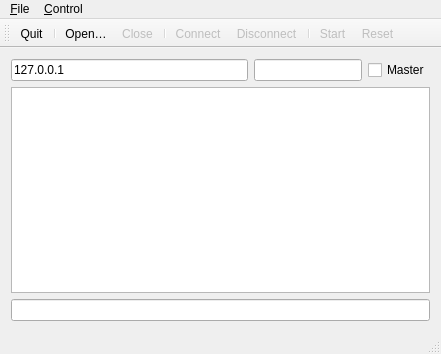
First picture: the form in mainwindow.ui, repository rriemann/privacy-amplification, before the edit.
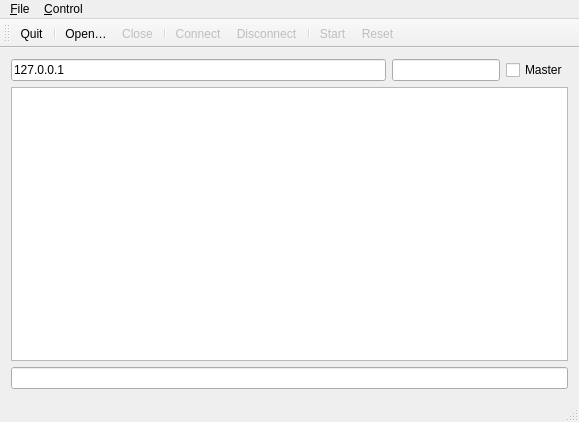
Second picture: the form after the edit. Icons and pictures are not drawn.

Patch:
```diff
--- a/mainwindow.ui
+++ b/mainwindow.ui
@@ -6,8 +6,8 @@
    <rect>
     <x>0</x>
     <y>0</y>
-    <width>441</width>
-    <height>354</height>
+    <width>579</width>
+    <height>422</height>
    </rect>
   </property>
   <property name="windowTitle">
@@ -57,6 +57,11 @@
     </item>
     <item>
      <widget class="QListWidget" name="listWidgetLog">
+      <property name="font">
+       <font>
+        <family>Monospace</family>
+       </font>
+      </property>
       <property name="editTriggers">
        <set>QAbstractItemView::NoEditTriggers</set>
       </property>
@@ -75,7 +80,7 @@
     <rect>
      <x>0</x>
      <y>0</y>
-     <width>441</width>
+     <width>579</width>
      <height>20</height>
     </rect>
    </property>
```
Left out of the diff: 8 changed lines with no effect on the pictures.
